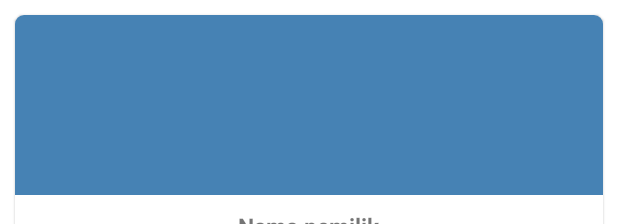
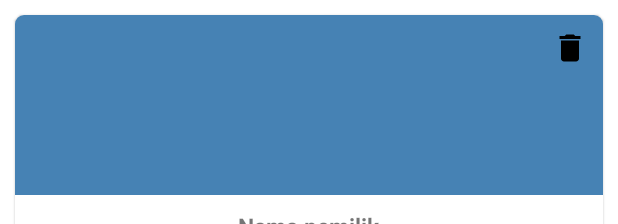
Before and after one commit to HafizJarot/PAREApp, an Android app: the layout item_produk.xml on its own in the app's theme, with its tools: preview values and no code run, on a phone screen of 412 x 824 dp. Shown: the top 224 px of the screen. Run offline under Robolectric (Android 15) with nearby library versions, the phone set to English and light mode, and no system bars.

Commit message:
login konfr

```diff
--- a/app/src/main/java/com/hafiz/pareapp/activiities/pemilik/produk/PemilikProdukActivity.kt
+++ b/app/src/main/java/com/hafiz/pareapp/activiities/pemilik/produk/PemilikProdukActivity.kt
@@ -19,6 +19,7 @@ import com.hafiz.pareapp.R
 import com.hafiz.pareapp.models.Produk
 import com.hafiz.pareapp.utils.PareUtils
 import kotlinx.android.synthetic.main.activity_pemilik_produk.*
+import kotlinx.android.synthetic.main.item_produk.*
 import org.koin.androidx.viewmodel.ext.android.viewModel
 import java.io.File
 import java.lang.Exception
@@ -98,7 +99,6 @@ class PemilikProdukActivity : AppCompatActivity() {
             is PemilikProdukState.Validate -> validate(it)
         }
     }
-
 
     private fun handleCurrentProduct(product: Produk?){
         product?.let {
--- a/app/src/main/java/com/hafiz/pareapp/activiities/pemilik/produk/PemilikProdukViewModel.kt
+++ b/app/src/main/java/com/hafiz/pareapp/activiities/pemilik/produk/PemilikProdukViewModel.kt
@@ -17,6 +17,7 @@ class PemilikProdukViewModel (private val produkRepository: ProdukRepository) :
     private fun hideLoading() { state.value = PemilikProdukState.IsLoading(false) }
     private fun success() { state.value = PemilikProdukState.Success }
     private fun successUpdate() { state.value = PemilikProdukState.SuccessUpdate }
+    private fun successDelete() { state.value = PemilikProdukState.SuccessDelete }
 
     fun validate(panjang: String, lebar: String, masa_berlaku: String, keterangan: String, harga_sewa: String, alamat: String, foto: String?, sisi : String) : Boolean{
         state.value = PemilikProdukState.Reset
@@ -127,6 +128,7 @@ sealed class PemilikProdukState{
     data class ShowToast(var message : String) : PemilikProdukState()
     object Success : PemilikProdukState()
     object SuccessUpdate : PemilikProdukState()
+    object SuccessDelete : PemilikProdukState()
     object Reset : PemilikProdukState()
     data class Validate(
         var masa_berdiri : String? = null,
--- a/app/src/main/java/com/hafiz/pareapp/fragments/pemilik/home/PemilikHomeFragment.kt
+++ b/app/src/main/java/com/hafiz/pareapp/fragments/pemilik/home/PemilikHomeFragment.kt
@@ -23,7 +23,7 @@ class PemilikHomeFragment :Fragment(R.layout.pemilik_fragment_home){
 
     override fun onViewCreated(view: View, savedInstanceState: Bundle?) {
         rv_home.apply {
-            adapter = PemilikProdukAdapter(mutableListOf(), activity!!)
+            adapter = PemilikProdukAdapter(mutableListOf(), activity!!, pemilikHomeViewModel)
             layoutManager = GridLayoutManager(requireActivity(),2)
         }
 
@@ -50,6 +50,10 @@ class PemilikHomeFragment :Fragment(R.layout.pemilik_fragment_home){
                 }
             }
             is PemilikHomeState.ShowToast -> toast(it.message)
+            is PemilikHomeState.SuccessDelete -> {
+                toast("berhasil dihapus")
+                pemilikHomeViewModel.getMyProduks("Bearer ${PareUtils.getToken(activity!!)}")
+            }
         }
     }
 
--- a/app/src/main/java/com/hafiz/pareapp/repositories/UserRepository.kt
+++ b/app/src/main/java/com/hafiz/pareapp/repositories/UserRepository.kt
@@ -102,9 +102,10 @@ class UserRepository (private val api : ApiService) : UserContract{
                 when{
                     response.isSuccessful -> {
                         val b = response.body()
-                        if (b!!.status) listener.onSuccess(b.data) else listener.onFailure(Error(b.message))
+                        if (b!!.status) listener.onSuccess(b.data)
+                        else listener.onFailure(Error(b.message))
                     }
-                    else -> listener.onFailure(Error(response.message()))
+                    else -> listener.onFailure(Error("Masukkan email dan password yang benar"))
                 }
             }
         })
--- /dev/null
+++ b/app/src/main/res/drawable/ic_delete_black_24dp.xml
@@ -0,0 +1,9 @@
+<vector xmlns:android="http://schemas.android.com/apk/res/android"
+        android:width="24dp"
+        android:height="24dp"
+        android:viewportWidth="24.0"
+        android:viewportHeight="24.0">
+    <path
+        android:fillColor="#FF000000"
+        android:pathData="M6,19c0,1.1 0.9,2 2,2h8c1.1,0 2,-0.9 2,-2V7H6v12zM19,4h-3.5l-1,-1h-5l-1,1H5v2h14V4z"/>
+</vector>
--- a/app/src/main/res/layout/item_produk.xml
+++ b/app/src/main/res/layout/item_produk.xml
@@ -15,12 +15,28 @@
         android:layout_width="match_parent"
         android:layout_height="wrap_content">
 
-        <ImageView
-            android:id="@+id/iv_produk"
-            android:scaleType="centerCrop"
-            android:src="@color/colorAccent"
+        <RelativeLayout
             android:layout_width="match_parent"
-            android:layout_height="120dp"/>
+            android:layout_height="wrap_content">
+
+            <ImageView
+                android:id="@+id/iv_produk"
+                android:scaleType="centerCrop"
+                android:src="@color/colorAccent"
+                android:layout_width="match_parent"
+                android:layout_height="120dp"/>
+
+            <ImageView
+                android:id="@+id/img_delete"
+                android:layout_margin="10dp"
+                android:layout_alignEnd="@id/iv_produk"
+                android:layout_alignTop="@id/iv_produk"
+                android:src="@drawable/ic_delete_black_24dp"
+                android:layout_width="wrap_content"
+                android:layout_height="wrap_content"/>
+
+        </RelativeLayout>
+
         <TextView
             android:textStyle="bold"
             android:layout_marginTop="10dp"
```
Also changed, not shown: app/src/main/java/com/hafiz/pareapp/adapters/pemilik/PemilikProdukAdapter.kt (+24 -3 lines), app/src/main/java/com/hafiz/pareapp/fragments/pemilik/home/PemilikHomeViewModel.kt (+21 -0 lines), app/src/main/java/com/hafiz/pareapp/repositories/ProdukRepository.kt (+24 -0 lines), app/src/main/java/com/hafiz/pareapp/webservices/ApiClient.kt (+7 -0 lines).
